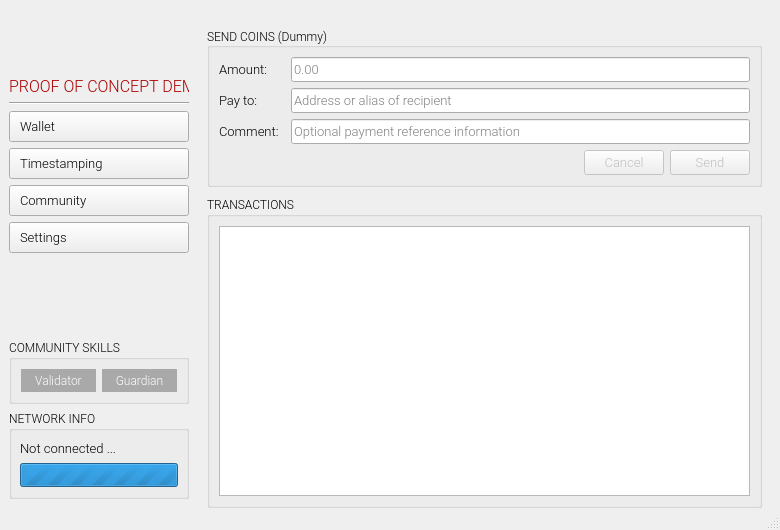
Qt form app/ui/proto.ui (coblo/gui-demo) before a commit.
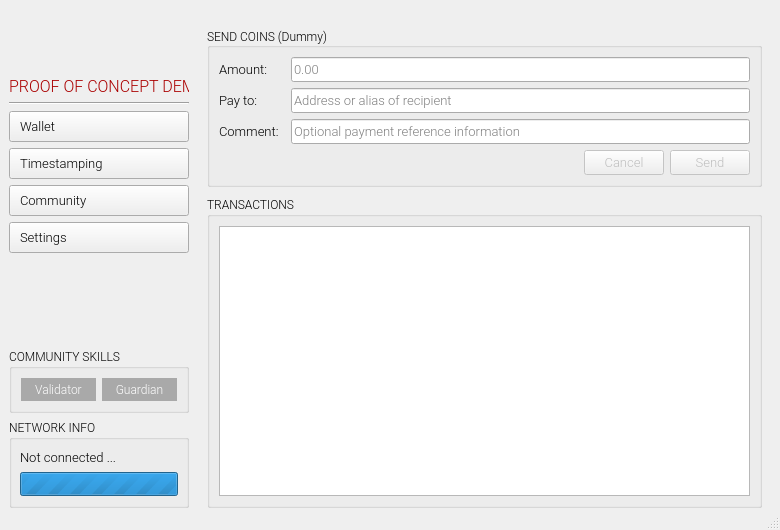
The same form after that commit. Icons and pictures are not drawn. Custom widgets are drawn as their Qt base class.

Commit message: make sidebar bottom line up with transaction table

Diff of the .ui file:
```diff
--- a/app/ui/proto.ui
+++ b/app/ui/proto.ui
@@ -85,6 +85,9 @@
        <property name="rightMargin">
         <number>0</number>
        </property>
+       <property name="bottomMargin">
+        <number>0</number>
+       </property>
        <item>
         <widget class="QLabel" name="lbl_app_title">
          <property name="enabled">
```
